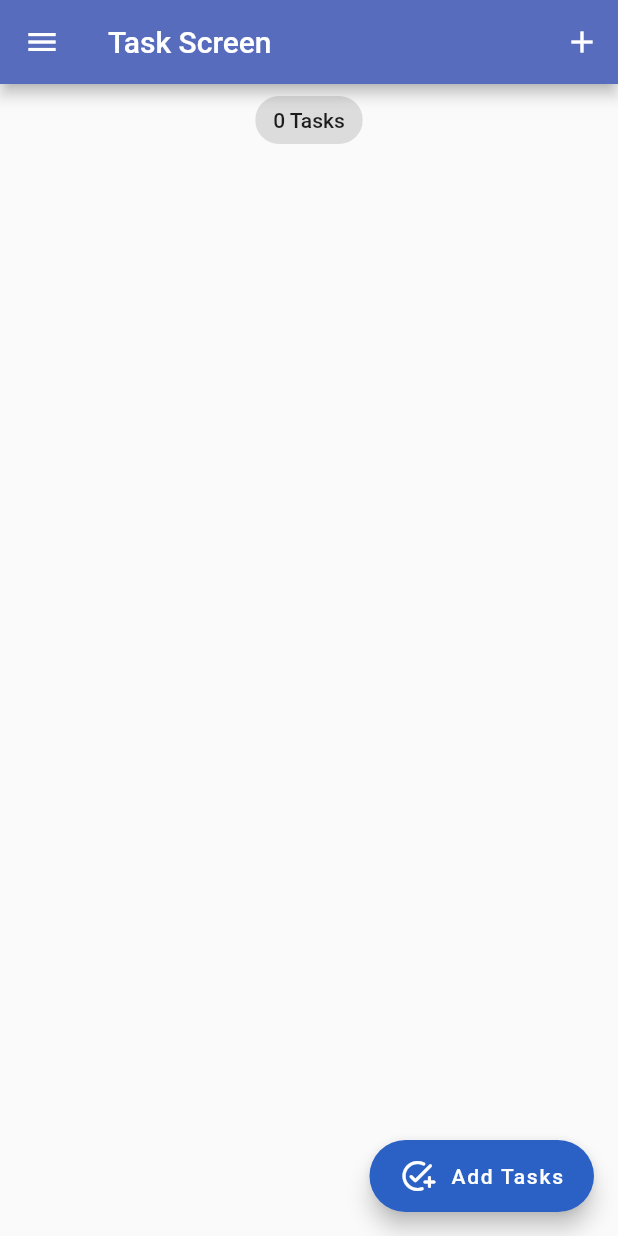
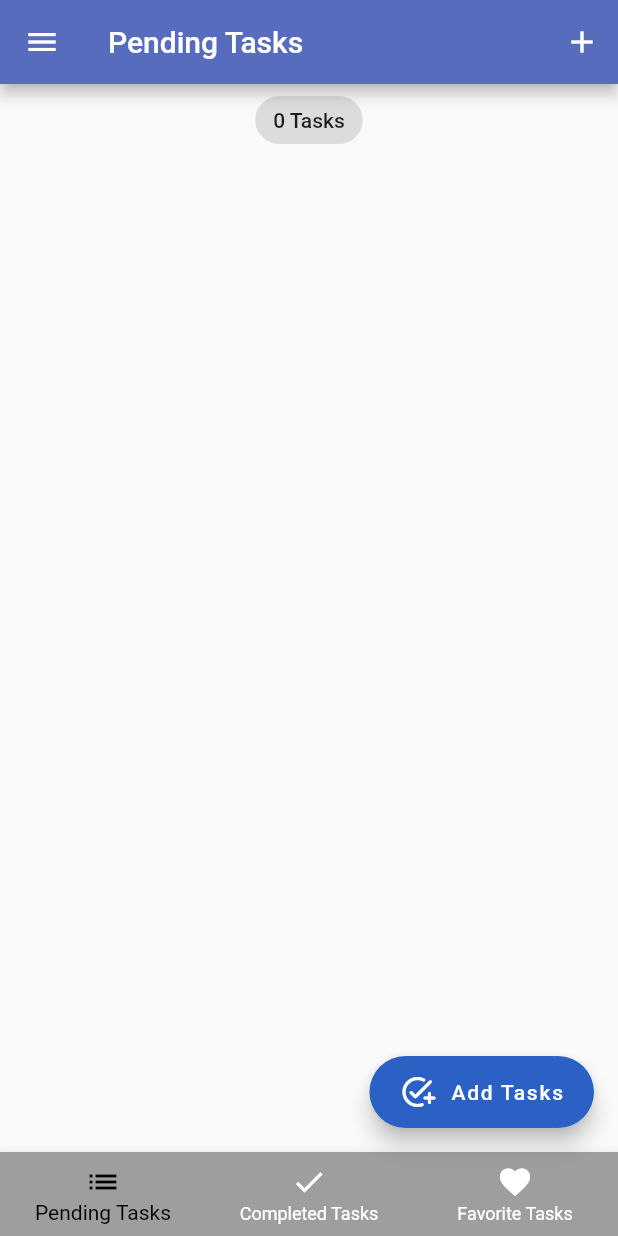
Before and after one commit to 0x1m4o/Todolist-BloC, a Flutter app: the screen it shows after launch, on a phone screen of 412 x 824 dp. Run offline on Flutter 3.47's test engine with Material 2 defaults, Android fonts, the phone set to English and light mode, and no system bars; our stand-ins replace equatable, flutter_bloc, hydrated_bloc.

Commit message:
Create a Bottom Nav Tab Bar to separated task (pending,completed, and favorite

```diff
--- a/lib/blocs/task_bloc/task_bloc_state.dart
+++ b/lib/blocs/task_bloc/task_bloc_state.dart
@@ -4,29 +4,46 @@ part of 'task_bloc_bloc.dart';
 
 /// Kita buat sebuah bloc State untuk Tasknya
 class TaskBlocState extends Equatable {
-  final List<Task> allTask;
+  final List<Task> pendingTasks;
+  final List<Task> completedTasks;
+  final List<Task> favoriteTasks;
   final List<Task> removedTask;
   const TaskBlocState({
-    this.allTask = const <Task>[],
+    this.pendingTasks = const <Task>[],
+    this.completedTasks = const <Task>[],
+    this.favoriteTasks = const <Task>[],
     this.removedTask = const <Task>[],
   });
 
   @override
-  List<Object> get props => [allTask, removedTask];
+  List<Object> get props =>
+      [pendingTasks, completedTasks, favoriteTasks, removedTask];
   @override
   bool get stringify => true;
 
   Map<String, dynamic> toMap() {
     return {
-      'allTask': allTask.map((x) => x.toMap()).toList(),
+      'allTask': pendingTasks.map((x) => x.toMap()).toList(),
+      'completedTasks': completedTasks.map((x) => x.toMap()).toList(),
+      'favoriteTasks': favoriteTasks.map((x) => x.toMap()).toList(),
       'removedTask': removedTask.map((x) => x.toMap()).toList(),
     };
   }
 
   factory TaskBlocState.fromMap(Map<String, dynamic> map) {
     return TaskBlocState(
-      allTask: List<Task>.from(
-        (map['allTask']?.map(
+      pendingTasks: List<Task>.from(
+        (map['pendingTasks']?.map(
+          (x) => Task.fromMap(x),
+        )),
+      ),
+      completedTasks: List<Task>.from(
+        (map['completedTasks']?.map(
+          (x) => Task.fromMap(x),
+        )),
+      ),
+      favoriteTasks: List<Task>.from(
+        (map['favoriteTasks']?.map(
           (x) => Task.fromMap(x),
         )),
       ),
--- a/lib/main.dart
+++ b/lib/main.dart
@@ -1,8 +1,9 @@
 import 'package:flutter/material.dart';
 import 'package:path_provider/path_provider.dart';
+import 'package:todolist_bloc/screens/tabs_screen.dart';
 import 'package:todolist_bloc/services/app_theme.dart';
 import './blocs/bloc_exports.dart';
-import 'package:todolist_bloc/screens/tasks_screen.dart';
+import 'package:todolist_bloc/screens/pending_screen.dart';
 import './services/app_route.dart';
 
 void main() async {
@@ -33,7 +34,7 @@ class MyTodoListApp extends StatelessWidget {
       child: BlocBuilder<SwitchBlocBloc, SwitchBlocState>(
         builder: (context, state) {
           return MaterialApp(
-            home: TaskScreen(),
+            home: TabsScreen(),
             theme: state.switchValue
                 ? AppThemes.appThemeData[AppTheme.darkTheme]
                 : AppThemes.appThemeData[AppTheme.lightTheme],
--- /dev/null
+++ b/lib/screens/pending_screen.dart
@@ -0,0 +1,26 @@
+import 'package:flutter/material.dart';
+import '../blocs/bloc_exports.dart';
+import 'package:todolist_bloc/models/task.dart';
+import 'package:todolist_bloc/widgets/task_list.dart';
+
+class PendingScreen extends StatelessWidget {
+  static const nameRoute = 'task_screen';
+
+  @override
+  Widget build(BuildContext context) {
+    return BlocBuilder<TaskBlocBloc, TaskBlocState>(
+      builder: (context, state) {
+        List<Task> taskList = state.pendingTasks;
+        return Column(
+          crossAxisAlignment: CrossAxisAlignment.center,
+          children: [
+            Center(
+              child: Chip(label: Text('${taskList.length} Tasks')),
+            ),
+            TaskList(taskList: taskList),
+          ],
+        );
+      },
+    );
+  }
+}
--- /dev/null
+++ b/lib/screens/tabs_screen.dart
@@ -0,0 +1,89 @@
+import 'package:flutter/material.dart';
+import 'package:todolist_bloc/screens/completed_screen.dart';
+import 'package:todolist_bloc/screens/drawer.dart';
+import 'package:todolist_bloc/screens/favorite_screen.dart';
+import 'package:todolist_bloc/screens/pending_screen.dart';
+import './add_dialog_screen.dart';
+
+class TabsScreen extends StatefulWidget {
+  static const nameRoute = 'tabs_screen';
+
+  @override
+  State<TabsScreen> createState() => _TabsScreenState();
+}
+
+class _TabsScreenState extends State<TabsScreen> {
+  final _formKey = GlobalKey<FormState>();
+
+  final List<Map<String, dynamic>> _tabsDetails = [
+    {'pageName': PendingScreen(), 'title': 'Pending Tasks'},
+    {'pageName': CompletedScreen(), 'title': 'Completed Screen Tasks'},
+    {'pageName': FavoriteScreen(), 'title': 'Favorite Screen Tasks'}
+  ];
+
+  var _selectedIndex = 0;
+
+  @override
+  void _addTask(BuildContext context) {
+    showDialog(
+      context: context,
+      builder: (context) {
+        return Dialog(
+            backgroundColor: Colors.black54,
+            insetPadding: EdgeInsets.all(20),
+            child: AddTaskDialog(formKey: _formKey));
+      },
+    );
+  }
+
+  Widget build(BuildContext context) {
+    return Scaffold(
+      appBar: AppBar(
+        backgroundColor: Color.fromARGB(255, 87, 108, 188),
+        title: Text(_tabsDetails[_selectedIndex]['title']),
+        actions: [
+          IconButton(onPressed: () => _addTask(context), icon: Icon(Icons.add))
+        ],
+      ),
+      body: _tabsDetails[_selectedIndex]['pageName'],
+      floatingActionButton: _selectedIndex == 0
+          ? FloatingActionButton.extended(
+              backgroundColor: Color.fromARGB(255, 43, 96, 196),
+              onPressed: () => _addTask(context),
+              label: Row(
+                children: [
+                  Icon(Icons.add_task_rounded),
+                  SizedBox(
+                    width: 10,
+                  ),
+                  Text(
+                    'Add Tasks',
+                  )
+                ],
+              ))
+          : null,
+      drawer: MyDrawer(),
+      bottomNavigationBar: BottomNavigationBar(
+          currentIndex: _selectedIndex,
+          onTap: (index) {
+            setState(() {
+              _selectedIndex = index;
+            });
+          },
+          items: const [
+            BottomNavigationBarItem(
+              icon: Icon(Icons.list),
+              label: 'Pending Tasks',
+            ),
+            BottomNavigationBarItem(
+              icon: Icon(Icons.done),
+              label: 'Completed Tasks',
+            ),
+            BottomNavigationBarItem(
+              icon: Icon(Icons.favorite),
+              label: 'Favorite Tasks',
+            ),
+          ]),
+    );
+  }
+}
--- a/lib/screens/tasks_screen.dart
+++ /dev/null
@@ -1,66 +0,0 @@
-import 'package:flutter/material.dart';
-import 'package:flutter_bloc/flutter_bloc.dart';
-import '../blocs/bloc_exports.dart';
-import 'package:todolist_bloc/models/task.dart';
-import 'package:todolist_bloc/widgets/task_list.dart';
-import './add_dialog_screen.dart';
-import './drawer.dart';
-
-class TaskScreen extends StatelessWidget {
-  static const nameRoute = 'task_screen';
-  final _formKey = GlobalKey<FormState>();
-  void _addTask(BuildContext context) {
-    showDialog(
-      context: context,
-      builder: (context) {
-        return Dialog(
-            backgroundColor: Colors.white,
-            insetPadding: EdgeInsets.all(20),
-            child: AddTaskDialog(formKey: _formKey));
-      },
-    );
-  }
-
-  @override
-  Widget build(BuildContext context) {
-    return BlocBuilder<TaskBlocBloc, TaskBlocState>(
-      builder: (context, state) {
-        List<Task> taskList = state.allTask;
-        return Scaffold(
-          appBar: AppBar(
-            backgroundColor: Color.fromARGB(255, 87, 108, 188),
-            title: Text('Task Screen'),
-            actions: [
-              IconButton(
-                  onPressed: () => _addTask(context), icon: Icon(Icons.add))
-            ],
-          ),
-          floatingActionButton: FloatingActionButton.extended(
-              backgroundColor: Color.fromARGB(255, 43, 96, 196),
-              onPressed: () => _addTask(context),
-              label: Row(
-                children: [
-                  Icon(Icons.add_task_rounded),
-                  SizedBox(
-                    width: 10,
-                  ),
-                  Text(
-                    'Add Tasks',
-                  )
-                ],
-              )),
-          drawer: MyDrawer(),
-          body: Column(
-            crossAxisAlignment: CrossAxisAlignment.center,
-            children: [
-              Center(
-                child: Chip(label: Text('${taskList.length} Tasks')),
-              ),
-              TaskList(taskList: taskList),
-            ],
-          ),
-        );
-      },
-    );
-  }
-}
--- a/lib/widgets/task_tile.dart
+++ b/lib/widgets/task_tile.dart
@@ -34,8 +34,8 @@ class TaskTile extends StatelessWidget {
       ),
       title: Text(task.title,
           style: TextStyle(
-              decoration: task.isDone! ? TextDecoration.lineThrough : null,
-              fontSize: 18)),
+              fontSize: 18,
+              color: task.isDone! ? Colors.white.withOpacity(0.8) : null)),
       trailing: IconButton(
         icon: Icon(Icons.delete),
         onPressed: () {
```
Also changed, not shown: lib/blocs/task_bloc/task_bloc_bloc.dart (+40 -12 lines), lib/screens/completed_screen.dart (added, +26 -0 lines), lib/screens/drawer.dart (+4 -3 lines), lib/screens/favorite_screen.dart (added, +26 -0 lines), lib/services/app_route.dart (+4 -3 lines).
